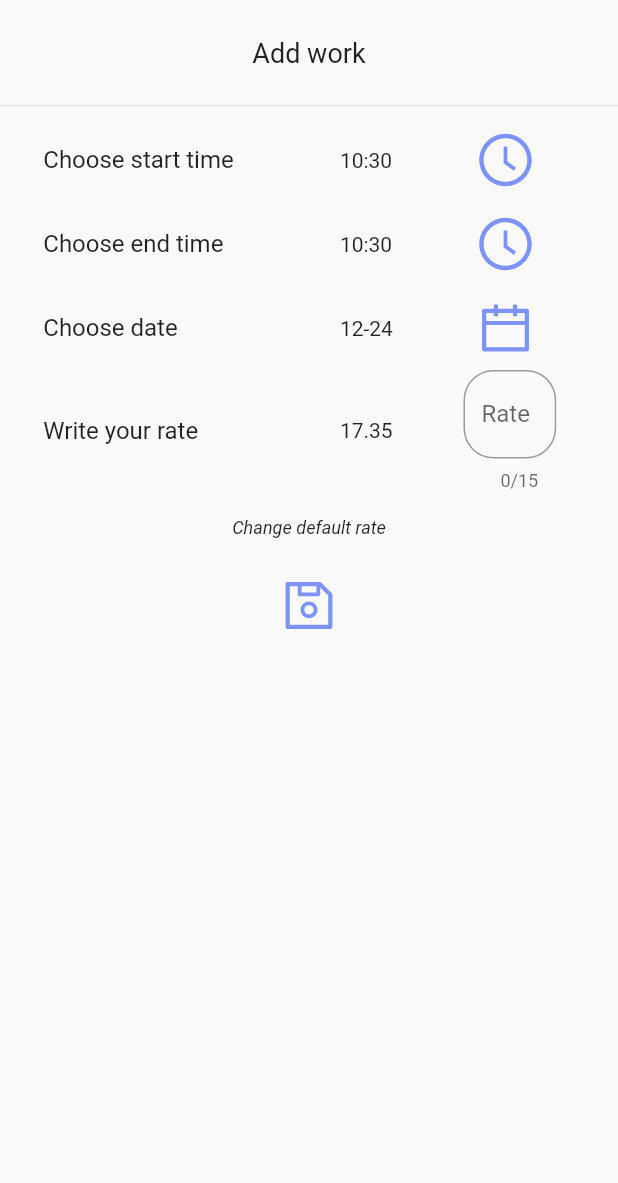
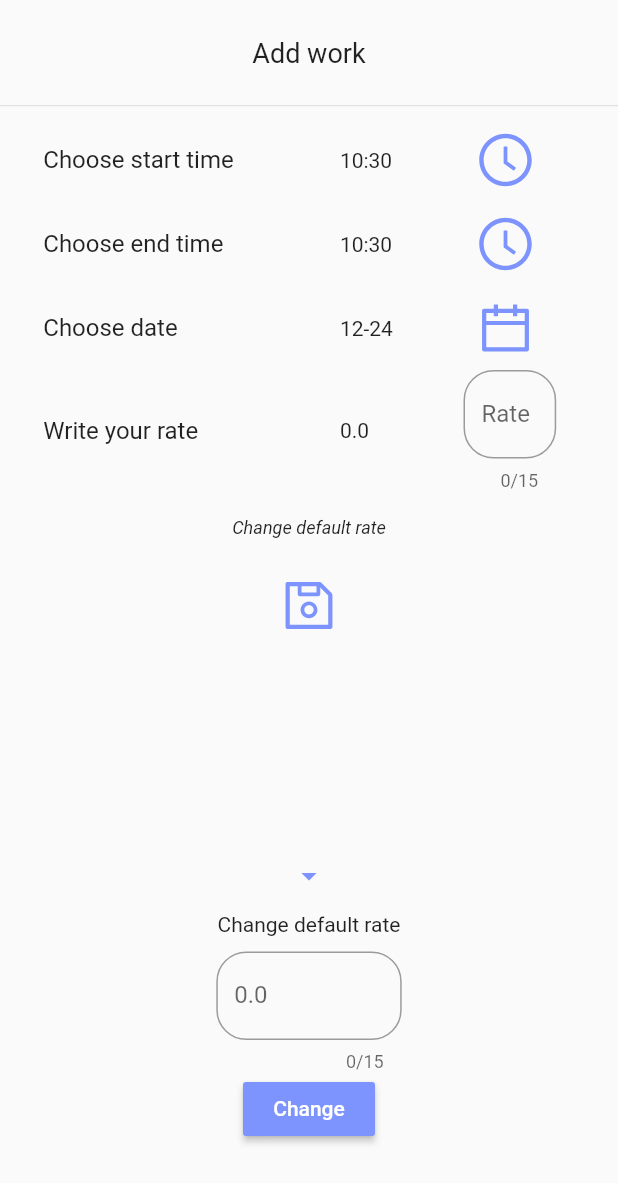
Before and after one commit to ArkadiiShatkovskyi/Flutter, a Flutter app: the AddTab widget shown alone on an empty page, opened directly, after a tap on "Change default rate", on a phone screen of 412 x 824 dp. Shown: the top 1183 px of the screen. Run offline on Flutter 3.47's test engine with Material 2 defaults, Android fonts, the phone set to English and light mode, and no system bars; our stand-ins replace ant_icons, cloud_firestore, firebase_auth, flare_flutter, flutter_svg, gradient_app_bar and 1 more; accounts and stored records are empty.

Commit message:
Rate changes option was added

```diff
--- a/job_app/lib/widgets/mainPage/tabs/addTab/AddTab.dart
+++ b/job_app/lib/widgets/mainPage/tabs/addTab/AddTab.dart
@@ -6,6 +6,7 @@ import 'package:cloud_firestore/cloud_firestore.dart';
 
 import 'package:job_app/widgets/authorizationPage/Authorization.dart';
 import './RowWidget.dart';
+import 'package:job_app/models/RateReader.dart';
 
 class AddTab extends StatefulWidget {
   @override
@@ -17,12 +18,14 @@ class _AddTabState extends State<AddTab> {
   TimeOfDay _endTime = TimeOfDay.now();
   DateTime _date = DateTime.now();
   TextEditingController _rateController = TextEditingController();
+  TextEditingController _defaultRateController = TextEditingController();
   String _user;
-  double _defaultRate = 17.35;
+  double _defaultRate = 0;
 
   @override
   void initState() {
     super.initState();
+    _getRate();
     Authorization _db = Authorization();
     _db.getUser().then((currUser) {
       this._user = currUser.uid;
@@ -63,7 +66,7 @@ class _AddTabState extends State<AddTab> {
                   fontStyle: FontStyle.italic,
                   fontWeight: FontWeight.normal),
             ),
-            onPressed: () {},
+            onPressed: () => _updateRate(context),
           ),
           Center(
             child: IconButton(
@@ -209,4 +212,72 @@ class _AddTabState extends State<AddTab> {
       backgroundColor: Theme.of(context).primaryColor,
     ));
   }
+
+  void _getRate() async {
+    var result = await readCounter();
+    setState(() {
+      _defaultRate = result;
+    });
+  }
+
+  void _updateRate(context) {
+    final media = MediaQuery.of(context).size;
+    showBottomSheet(
+        context: context,
+        builder: (BuildContext ctx) {
+          return SizedBox(
+            height: media.height * .32,
+            width: media.width,
+            child: Column(
+              children: <Widget>[
+                IconButton(
+                  icon: Icon(
+                    Icons.arrow_drop_down,
+                    color: Theme.of(context).primaryColor,
+                  ),
+                  onPressed: () => Navigator.of(context).pop(),
+                ),
+                const Text("Change default rate"),
+                Container(
+                  padding: EdgeInsets.only(top: 10),
+                  width: media.width * .3,
+                  child: TextField(
+                    maxLength: 15,
+                    controller: _defaultRateController,
+                    obscureText: false,
+                    decoration: InputDecoration(
+                      border: OutlineInputBorder(
+                          borderRadius: BorderRadius.circular(20)),
+                      labelText: _defaultRate.toString(),
+                    ),
+                  ),
+                ),
+                RaisedButton(
+                  child: const Text(
+                    "Change",
+                    style: TextStyle(color: Colors.white),
+                  ),
+                  onPressed: () {
+                    Navigator.of(context).pop();
+                    try {
+                      double.parse(_defaultRateController.text);
+                    } catch (e) {
+                      Scaffold.of(context).showSnackBar(SnackBar(
+                        duration: const Duration(seconds: 1),
+                        content: const Text('Rate must be a number'),
+                        backgroundColor: Theme.of(context).primaryColor,
+                      ));
+                    }
+                    writeCounter(double.parse(_defaultRateController.text));
+                    setState(() {
+                      _defaultRate = double.parse(_defaultRateController.text);
+                    });
+                  },
+                ),
+              ],
+            ),
+          );
+        });
+    _getRate();
+  }
 }
```
